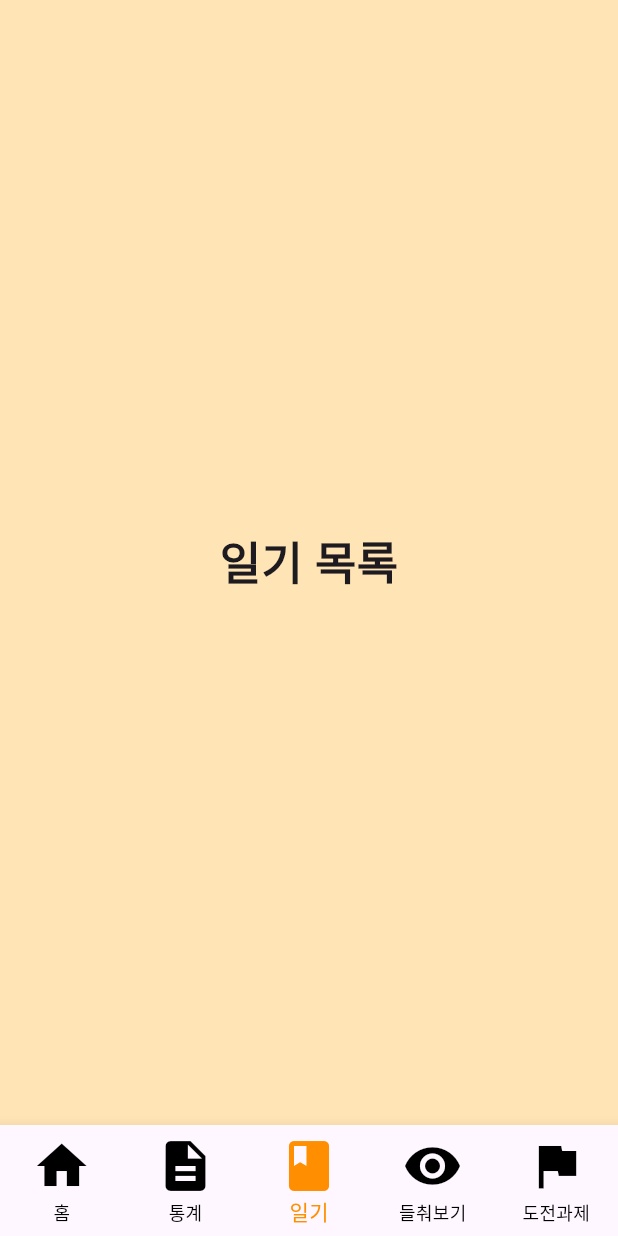
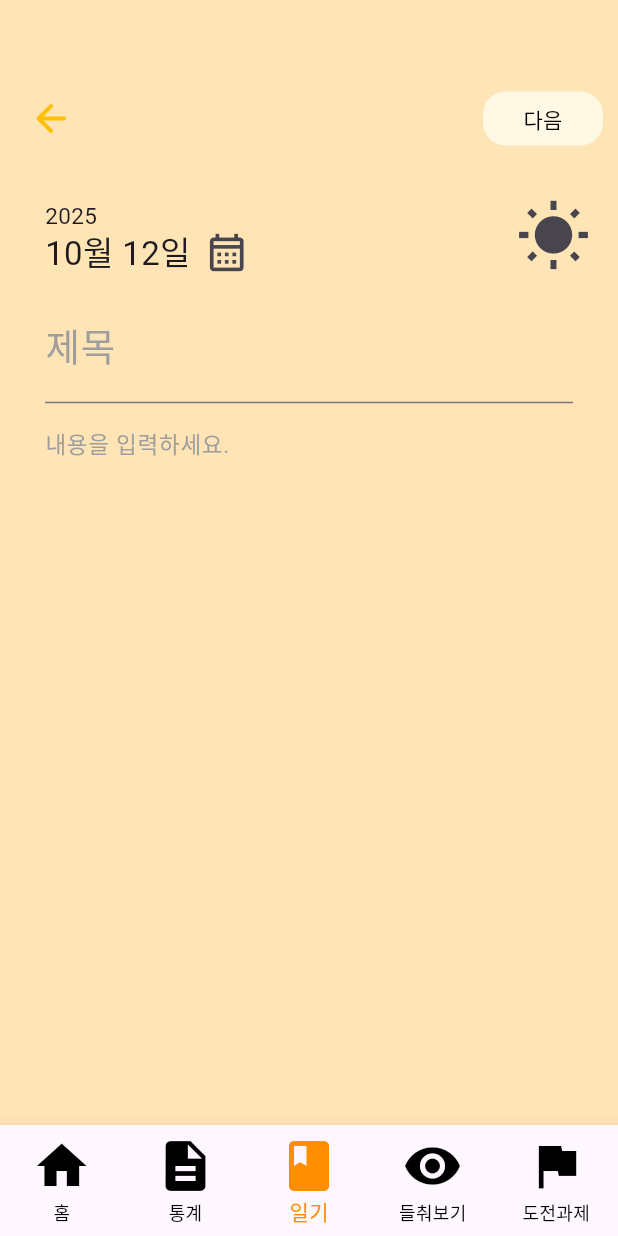
Before and after one commit to swatper/CapstoneDesign_Diary, a Flutter app: the screen it shows after launch, item 3 of the bottom bar chosen, on a phone screen of 412 x 824 dp. Run offline on Flutter 3.47's test engine with Material 3 defaults, Android fonts, the phone set to English and light mode, and no system bars; our stand-ins replace table_calendar; missing offline and left inert: custom_calender_picker.

Commit message:
wirte window add
- 일기쓰기 화면 베이스 구현

```diff
--- /dev/null
+++ b/lib/KGB/writewindow.dart
@@ -0,0 +1,120 @@
+import 'package:flutter/material.dart';
+
+class WriteWindow extends StatefulWidget {
+  const WriteWindow({super.key});
+  @override
+  State<WriteWindow> createState() => _WriteWindow();
+}
+
+void onClickedBackButton() {}
+void onClickedNestButton() {}
+void onClickedCalanderButton() {}
+void onClickedWeatherButton() {}
+
+class _WriteWindow extends State<WriteWindow> {
+  @override
+  Widget build(BuildContext context) {
+    return Scaffold(
+      backgroundColor: Color(0xffFFE4B5),
+      body: Padding(
+        padding: const EdgeInsets.only(top: 45), // 전체 Column 위쪽에 패딩 추가
+        child: Padding(
+          padding: const EdgeInsets.all(10.0),
+          child: Column(
+            crossAxisAlignment: CrossAxisAlignment.start,
+            children: [
+              Row(
+                mainAxisAlignment: MainAxisAlignment.spaceBetween,
+                children: [
+                  IconButton(
+                    onPressed: onClickedBackButton,
+                    icon: Icon(
+                      Icons.arrow_back_rounded,
+                      size: 30,
+                      color: Colors.amber,
+                    ),
+                  ),
+                  TextButton(
+                    style: TextButton.styleFrom(
+                      backgroundColor: Color.fromARGB(255, 255, 248, 229),
+                      shape: RoundedRectangleBorder(
+                        borderRadius: BorderRadius.circular(15),
+                      ),
+                      minimumSize: Size(80, 35),
+                    ),
+                    onPressed: onClickedNestButton,
+                    child: Text('다음', style: TextStyle(color: Colors.black)),
+                  ),
+                ],
+              ),
+              SizedBox(height: 20),
+              Row(
+                children: [
+                  Column(
+                    crossAxisAlignment: CrossAxisAlignment.start,
+                    children: [
+                      Row(
+                        children: [
+                          SizedBox(width: 20),
+                          Transform.translate(
+                            offset: Offset(0, 10),
+                            child: Text('2025', style: TextStyle(fontSize: 15)),
+                          ),
+                        ],
+                      ),
+                      Row(
+                        children: [
+                          SizedBox(width: 20),
+                          Text('10월 12일', style: TextStyle(fontSize: 22)),
+                          IconButton(
+                            onPressed: onClickedCalanderButton,
+                            icon: Icon(Icons.calendar_month_outlined),
+                            iconSize: 30,
+                          ),
+                        ],
+                      ),
+                    ],
+                  ),
+                  Spacer(),
+                  IconButton(
+                    onPressed: onClickedWeatherButton,
+                    icon: Icon(Icons.wb_sunny_sharp),
+                    iconSize: 50,
+                  ),
+                ],
+              ),
+              Padding(
+                padding: const EdgeInsets.symmetric(horizontal: 20),
+                child: TextField(
+                  style: TextStyle(fontSize: 25),
+                  decoration: InputDecoration(
+                    labelText: '제목',
+                    labelStyle: TextStyle(fontSize: 25, color: Colors.grey),
+                    floatingLabelBehavior: FloatingLabelBehavior.never,
+                    border: UnderlineInputBorder(
+                      borderSide: BorderSide(width: 100),
+                    ),
+                  ),
+                  maxLines: null,
+                ),
+              ),
+              Padding(
+                padding: const EdgeInsets.symmetric(horizontal: 20),
+                child: TextField(
+                  style: TextStyle(fontSize: 15),
+                  decoration: InputDecoration(
+                    labelText: '내용을 입력하세요.',
+                    labelStyle: TextStyle(fontSize: 15, color: Colors.grey),
+                    floatingLabelBehavior: FloatingLabelBehavior.never,
+                    border: InputBorder.none,
+                  ),
+                  maxLines: null,
+                ),
+              ),
+            ],
+          ),
+        ),
+      ),
+    );
+  }
+}
--- a/lib/main.dart
+++ b/lib/main.dart
@@ -1,3 +1,4 @@
+import 'package:capstone_diary/KGB/writewindow.dart';
 import 'package:flutter/material.dart';
 import 'package:capstone_diary/bottomnavbar.dart';
 import 'package:capstone_diary/HomeWindow/homewindow.dart';
@@ -31,7 +32,7 @@ class _HomeScreenState extends State<HomeScreen> {
   static const List<Widget> _screens = <Widget>[
     HomeWindow(),
     Text('통계', style: TextStyle(fontSize: 30, fontWeight: FontWeight.bold)),
-    Text('일기 목록', style: TextStyle(fontSize: 30, fontWeight: FontWeight.bold)),
+    WriteWindow(), //일기목록 버튼에 임시로 사용
     Text(
       '들춰보기 (공유 일기 목록)',
       style: TextStyle(fontSize: 30, fontWeight: FontWeight.bold),
```
